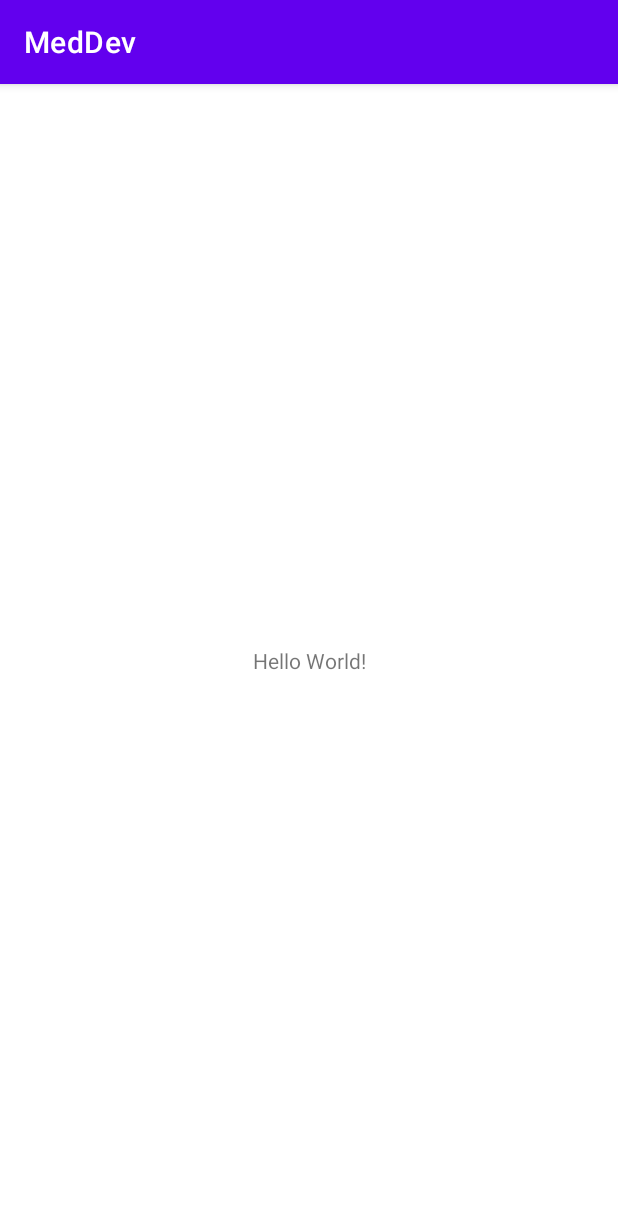
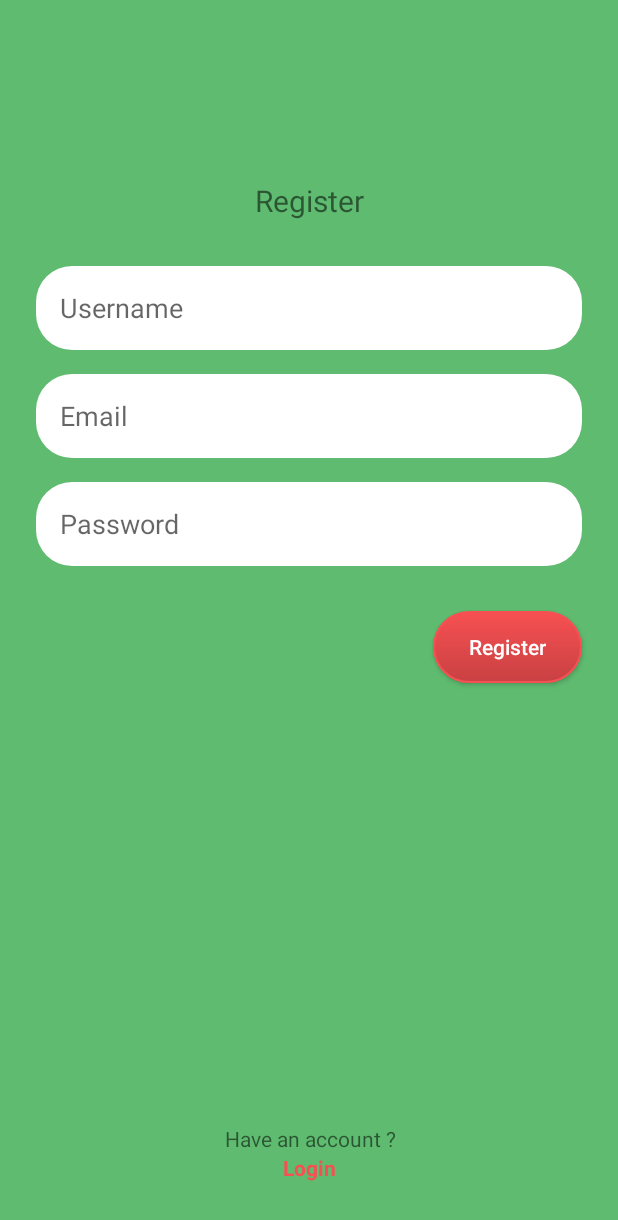
Before and after one commit to ahmadsufyan455/MedDev, an Android app: the screen it shows after launch (MainActivity before the commit, RegisterActivity after it), on a phone screen of 412 x 824 dp. Shown: the top 1220 px of the screen. Run offline under Robolectric (Android 15) with nearby library versions, the phone set to English and light mode, and no system bars.

Commit message:
Create UI Register Activity

```diff
--- a/MedDev/app/src/main/AndroidManifest.xml
+++ b/MedDev/app/src/main/AndroidManifest.xml
@@ -9,7 +9,8 @@
         android:roundIcon="@mipmap/ic_launcher_round"
         android:supportsRtl="true"
         android:theme="@style/Theme.MedDev">
-        <activity android:name=".MainActivity">
+        <activity android:name=".MainActivity" />
+        <activity android:name=".auth.register.RegisterActivity">
             <intent-filter>
                 <action android:name="android.intent.action.MAIN" />
 
--- /dev/null
+++ b/MedDev/app/src/main/java/com/capstone/meddev/auth/register/RegisterActivity.kt
@@ -0,0 +1,12 @@
+package com.capstone.meddev.auth.register
+
+import androidx.appcompat.app.AppCompatActivity
+import android.os.Bundle
+import com.capstone.meddev.R
+
+class RegisterActivity : AppCompatActivity() {
+    override fun onCreate(savedInstanceState: Bundle?) {
+        super.onCreate(savedInstanceState)
+        setContentView(R.layout.activity_register)
+    }
+}
--- /dev/null
+++ b/MedDev/app/src/main/res/layout/activity_register.xml
@@ -0,0 +1,110 @@
+<?xml version="1.0" encoding="utf-8"?>
+<androidx.constraintlayout.widget.ConstraintLayout xmlns:android="http://schemas.android.com/apk/res/android"
+    xmlns:app="http://schemas.android.com/apk/res-auto"
+    xmlns:tools="http://schemas.android.com/tools"
+    android:layout_width="match_parent"
+    android:layout_height="match_parent"
+    android:background="@color/green_bg"
+    tools:context=".auth.register.RegisterActivity">
+
+    <TextView
+        android:id="@+id/registerLabel"
+        android:layout_width="0dp"
+        android:layout_height="wrap_content"
+        android:layout_marginTop="120dp"
+        android:text="@string/register_label"
+        android:textAlignment="center"
+        android:textSize="20sp"
+        app:layout_constraintEnd_toEndOf="parent"
+        app:layout_constraintStart_toStartOf="parent"
+        app:layout_constraintTop_toTopOf="parent" />
+
+    <EditText
+        android:id="@+id/usernameTxt"
+        android:layout_width="0dp"
+        android:layout_height="56dp"
+        android:layout_marginHorizontal="24dp"
+        android:layout_marginTop="30dp"
+        android:autofillHints="@string/email_hint"
+        android:background="@drawable/rounded_textview_bg"
+        android:ems="10"
+        android:hint="@string/username_hint"
+        android:inputType="textPersonName"
+        android:paddingStart="16dp"
+        android:paddingEnd="16dp"
+        app:layout_constraintEnd_toEndOf="parent"
+        app:layout_constraintStart_toStartOf="parent"
+        app:layout_constraintTop_toBottomOf="@+id/registerLabel" />
+
+    <EditText
+        android:id="@+id/emailTxt"
+        android:layout_width="0dp"
+        android:layout_height="56dp"
+        android:layout_marginHorizontal="24dp"
+        android:layout_marginTop="16dp"
+        android:autofillHints="@string/email_hint"
+        android:background="@drawable/rounded_textview_bg"
+        android:ems="10"
+        android:hint="@string/email_hint"
+        android:inputType="textEmailAddress"
+        android:paddingStart="16dp"
+        android:paddingEnd="16dp"
+        app:layout_constraintEnd_toEndOf="parent"
+        app:layout_constraintStart_toStartOf="parent"
+        app:layout_constraintTop_toBottomOf="@+id/usernameTxt" />
+
+    <EditText
+        android:id="@+id/passwordTxt"
+        android:layout_width="0dp"
+        android:layout_height="56dp"
+        android:layout_marginHorizontal="24dp"
+        android:layout_marginTop="16dp"
+        android:autofillHints="@string/password_hint"
+        android:background="@drawable/rounded_textview_bg"
+        android:ems="10"
+        android:hint="@string/password_hint"
+        android:inputType="textPassword"
+        android:paddingStart="16dp"
+        android:paddingEnd="16dp"
+        app:layout_constraintEnd_toEndOf="parent"
+        app:layout_constraintStart_toStartOf="parent"
+        app:layout_constraintTop_toBottomOf="@+id/emailTxt" />
+
+    <androidx.appcompat.widget.AppCompatButton
+        android:id="@+id/registerBtn"
+        android:layout_width="wrap_content"
+        android:layout_height="wrap_content"
+        android:layout_marginTop="30dp"
+        android:background="@drawable/rounded_button_bg"
+        android:paddingStart="24dp"
+        android:paddingEnd="24dp"
+        android:text="@string/register_label"
+        android:textAllCaps="false"
+        android:textColor="@color/white"
+        app:layout_constraintEnd_toEndOf="@+id/passwordTxt"
+        app:layout_constraintTop_toBottomOf="@+id/passwordTxt" />
+
+    <TextView
+        android:id="@+id/haveAccountTxt"
+        android:layout_width="wrap_content"
+        android:layout_height="wrap_content"
+        android:layout_weight="1"
+        android:text="@string/have_an_account"
+        android:textAlignment="viewEnd"
+        app:layout_constraintBottom_toTopOf="@+id/loginTxt"
+        app:layout_constraintEnd_toEndOf="parent"
+        app:layout_constraintStart_toStartOf="parent" />
+
+    <TextView
+        android:id="@+id/loginTxt"
+        android:layout_width="wrap_content"
+        android:layout_height="wrap_content"
+        android:layout_marginBottom="36dp"
+        android:text="@string/login_label"
+        android:textColor="@color/red_accent"
+        android:textStyle="bold"
+        app:layout_constraintBottom_toBottomOf="parent"
+        app:layout_constraintEnd_toEndOf="parent"
+        app:layout_constraintStart_toStartOf="parent" />
+
+</androidx.constraintlayout.widget.ConstraintLayout>
--- a/MedDev/app/src/main/res/values-night/themes.xml
+++ b/MedDev/app/src/main/res/values-night/themes.xml
@@ -1,6 +1,6 @@
 <resources xmlns:tools="http://schemas.android.com/tools">
     <!-- Base application theme. -->
-    <style name="Theme.MedDev" parent="Theme.MaterialComponents.DayNight.DarkActionBar">
+    <style name="Theme.MedDev" parent="Theme.MaterialComponents.DayNight.NoActionBar">
         <!-- Primary brand color. -->
         <item name="colorPrimary">@color/purple_200</item>
         <item name="colorPrimaryVariant">@color/purple_700</item>
--- a/MedDev/app/src/main/res/values/colors.xml
+++ b/MedDev/app/src/main/res/values/colors.xml
@@ -10,4 +10,5 @@
     <color name="green_bg">#5fbb70</color>
     <color name="red_accent">#f75052</color>
     <color name="red_accent_dark">#c94143</color>
+    <color name="dark_green">#2E7D32</color>
 </resources>
--- a/MedDev/app/src/main/res/values/strings.xml
+++ b/MedDev/app/src/main/res/values/strings.xml
@@ -8,4 +8,6 @@
     <string name="password_hint">Password</string>
     <string name="register_label">Register</string>
     <string name="has_account_q">Don\'t have an account?</string>
+    <string name="username_hint">Username</string>
+    <string name="have_an_account">Have an account ?</string>
 </resources>
--- a/MedDev/app/src/main/res/values/themes.xml
+++ b/MedDev/app/src/main/res/values/themes.xml
@@ -1,9 +1,9 @@
 <resources xmlns:tools="http://schemas.android.com/tools">
     <!-- Base application theme. -->
-    <style name="Theme.MedDev" parent="Theme.MaterialComponents.DayNight.DarkActionBar">
+    <style name="Theme.MedDev" parent="Theme.MaterialComponents.DayNight.NoActionBar">
         <!-- Primary brand color. -->
         <item name="colorPrimary">@color/purple_500</item>
-        <item name="colorPrimaryVariant">@color/purple_700</item>
+        <item name="colorPrimaryVariant">@color/dark_green</item>
         <item name="colorOnPrimary">@color/white</item>
         <!-- Secondary brand color. -->
         <item name="colorSecondary">@color/teal_200</item>
```
